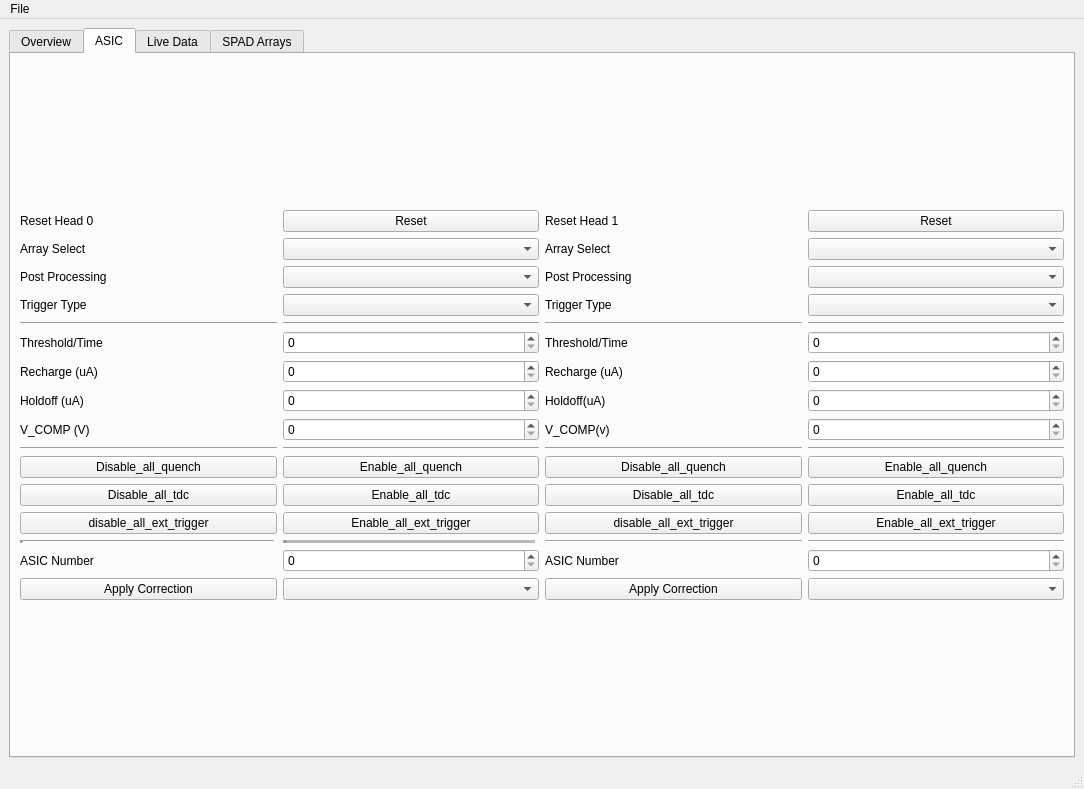
Qt form GUI/MainWindow.ui (sgcarrier/cephei2) before a commit.
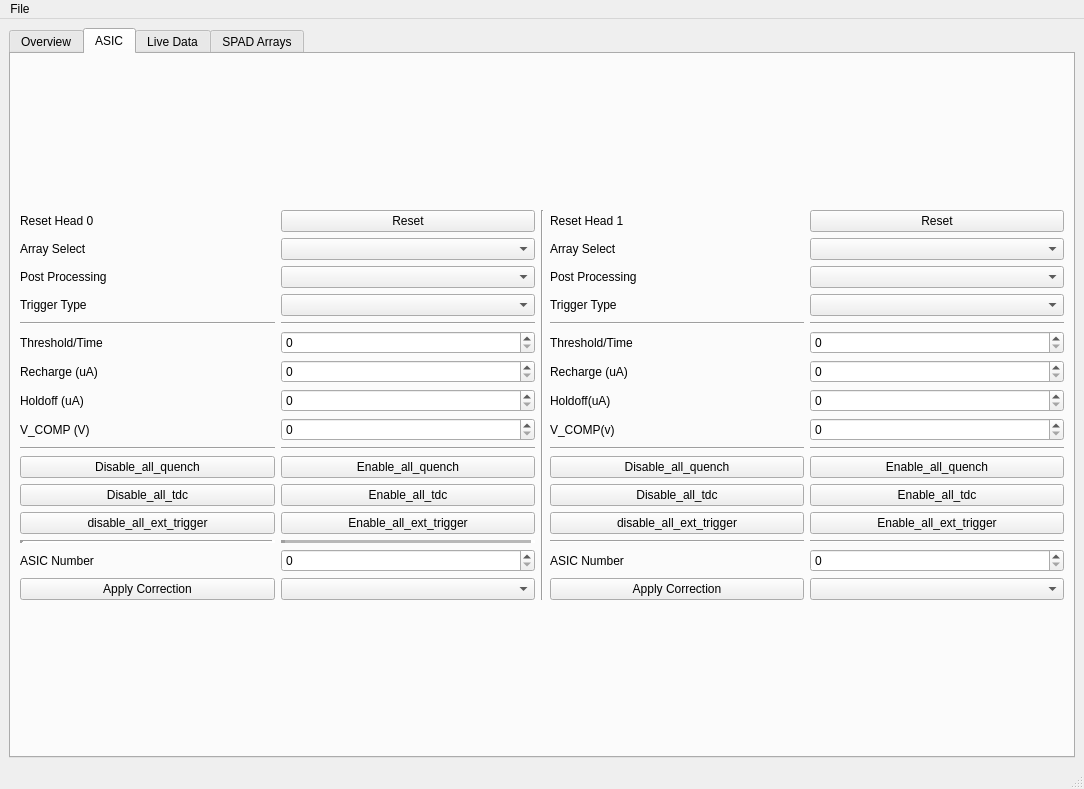
The same form after that commit. The open tabs and pages were chosen to show the change. Custom widgets are drawn as their Qt base class.

Commit message: Changed limit in divider

Patch:
```diff
--- a/GUI/MainWindow.ui
+++ b/GUI/MainWindow.ui
@@ -691,7 +691,7 @@
               </item>
              </layout>
             </item>
-            <item row="0" column="1">
+            <item row="0" column="2">
              <layout class="QGridLayout" name="gridLayout_12">
               <item row="7" column="1">
                <widget class="QSpinBox" name="holdoff_h1_spinBox"/>
@@ -887,6 +887,13 @@
               </item>
              </layout>
             </item>
+            <item row="0" column="1">
+             <widget class="Line" name="line_13">
+              <property name="orientation">
+               <enum>Qt::Vertical</enum>
+              </property>
+             </widget>
+            </item>
            </layout>
           </item>
          </layout>
```
Left out of the diff: 8 changed lines with no effect on the pictures.
